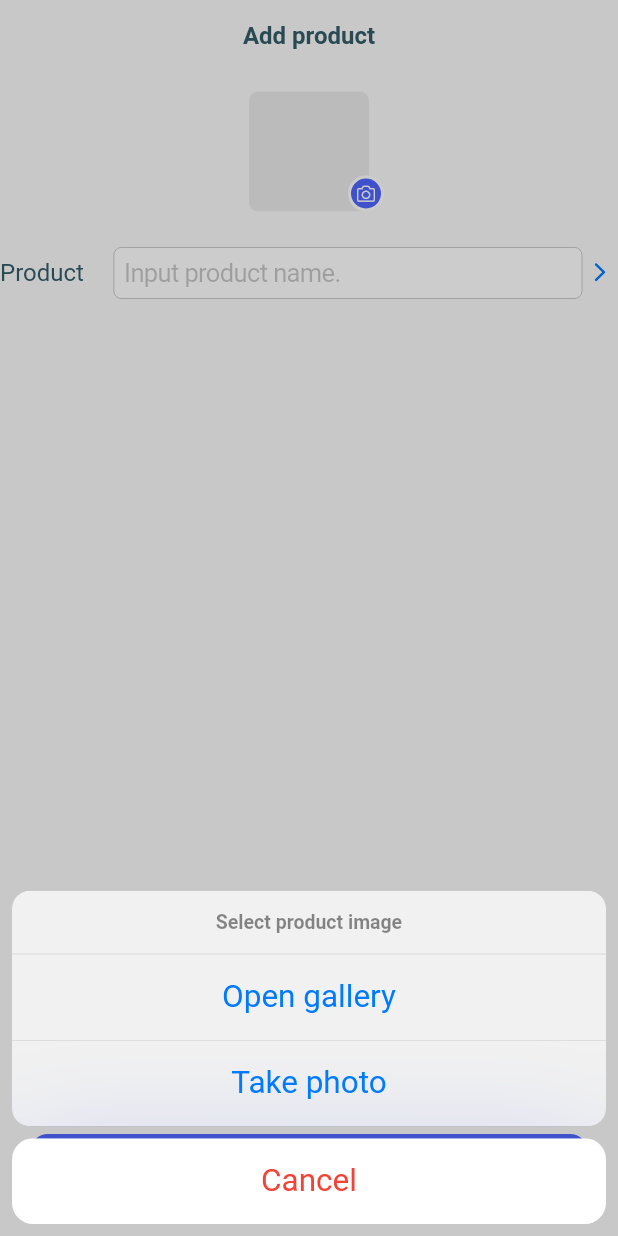
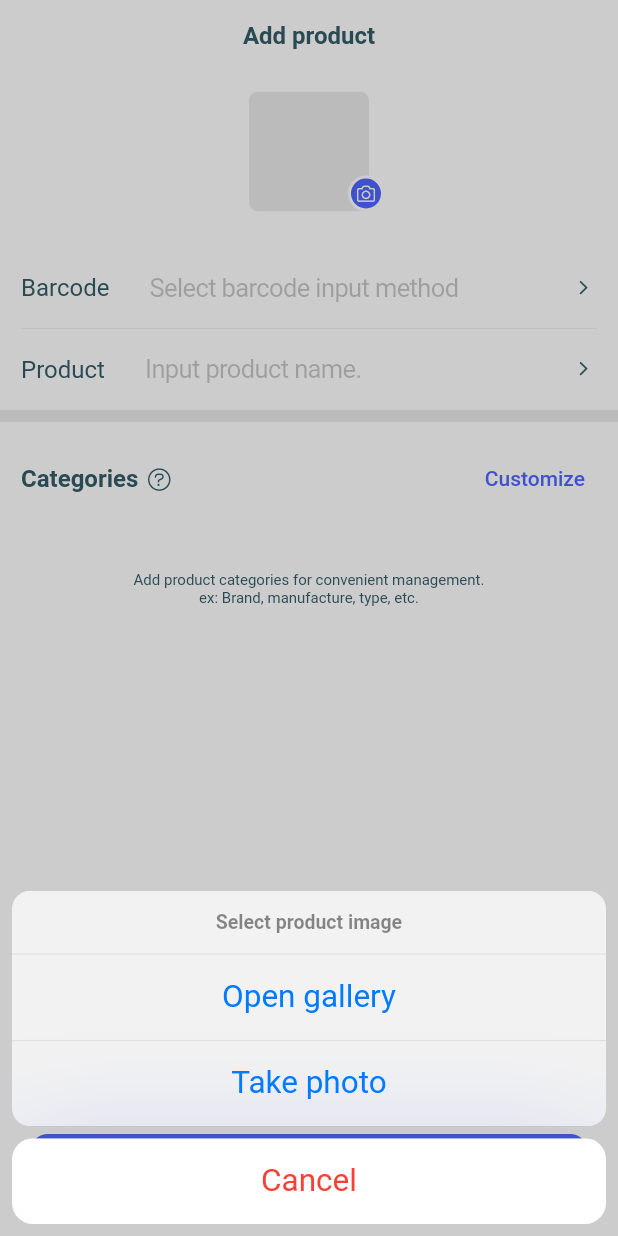
Before and after one commit to daviresio/inventory_manager_app, a Flutter app: the AddProductPage screen opened directly, after a tap on an icon or button, on a phone screen of 412 x 824 dp. Run offline on Flutter 3.47's test engine with Material 2 defaults, Android fonts, the phone set to English and light mode, and no system bars; drawn by our look-alikes of cached_network_image; our stand-ins replace firebase_core, firebase_crashlytics, graphql_flutter, image_picker, modal_bottom_sheet, shimmer and 1 more; accounts and stored records are empty; network calls fail.

Commit message:
improve add product page logic

```diff
--- /dev/null
+++ b/lib/components/input_row.dart
@@ -0,0 +1,50 @@
+import 'package:flutter/cupertino.dart';
+import 'package:flutter/material.dart';
+import 'package:inventory_manager/core/inventory_colors.dart';
+import 'package:inventory_manager/core/inventory_icons.dart';
+import 'package:inventory_manager/core/inventory_spacing.dart';
+import 'package:inventory_manager/core/inventory_extensions.dart';
+
+class InputRow extends StatelessWidget {
+  final String label;
+  final String placeholder;
+  final void Function()? onTap;
+
+  const InputRow({required this.label, required this.placeholder, this.onTap});
+
+  @override
+  Widget build(BuildContext context) {
+    bool isTouch = onTap != null;
+
+    return InkWell(
+      onTap: onTap,
+      child: Container(
+        padding: EdgeInsets.symmetric(
+          horizontal: InventorySpacing.small3,
+          vertical: InventorySpacing.small1,
+        ),
+        child: Row(
+          children: [
+            Text(label).mediumRegular(),
+            SizedBox(width: InventorySpacing.medium2),
+            Flexible(
+              child: CupertinoTextField(
+                readOnly: isTouch,
+                placeholder: placeholder,
+                decoration: BoxDecoration(
+                  color: InventoryColors.transparent,
+                ),
+              ),
+            ),
+            SizedBox(width: InventorySpacing.medium2),
+            Icon(
+              InventoryIcons.angle_right,
+              size: 18,
+              color: InventoryColors.darkColor,
+            ),
+          ],
+        ),
+      ),
+    );
+  }
+}
--- a/lib/components/inventory_divider.dart
+++ b/lib/components/inventory_divider.dart
@@ -2,8 +2,22 @@ import 'package:flutter/widgets.dart';
 import 'package:inventory_manager/core/inventory_colors.dart';
 
 class InventoryDivider {
-  static Widget horizontal() {
-    return Container();
+  static Widget horizontal({
+    color = InventoryColors.darkColor,
+    double width = double.maxFinite,
+    double height = 1,
+    double padding = 0,
+    EdgeInsets margin = EdgeInsets.zero,
+  }) {
+    return Container(
+      width: width,
+      height: height,
+      padding: EdgeInsets.symmetric(horizontal: padding),
+      margin: margin,
+      decoration: BoxDecoration(
+        color: color,
+      ),
+    );
   }
 
   static Widget vertical({
--- a/lib/core/inventory_colors.dart
+++ b/lib/core/inventory_colors.dart
@@ -1,4 +1,4 @@
-import 'package:flutter/widgets.dart';
+import 'package:flutter/material.dart';
 
 class InventoryColors {
   static const primaryColor = Color(0xFF4F67FF);
@@ -10,4 +10,5 @@ class InventoryColors {
   static const white = Color(0xFFFFFFFF);
   static const black = Color(0xFF000000);
   static const lightGrey = Color(0XFFeaeaea);
+  static const transparent = Colors.transparent;
 }
--- a/lib/core/inventory_extensions.dart
+++ b/lib/core/inventory_extensions.dart
@@ -37,6 +37,17 @@ extension InventoryTextExtension on Text {
     );
   }
 
+  Text small({Color color = defaultTextColor}) {
+    return Text(
+      this.data!,
+      style: TextStyle(
+        fontWeight: FontWeight.normal,
+        fontSize: 10,
+        color: color,
+      ),
+    );
+  }
+
   Text smallBold({Color color = defaultTextColor}) {
     return Text(
       this.data!,
--- a/lib/main.dart
+++ b/lib/main.dart
@@ -13,7 +13,21 @@ void main() async {
   runApp(MyApp());
 }
 
-class MyApp extends StatelessWidget {
+class MyApp extends StatefulWidget {
+  @override
+  _MyAppState createState() => _MyAppState();
+}
+
+class _MyAppState extends State<MyApp> {
+  @override
+  void initState() {
+    super.initState();
+  }
+
+  @override
+  void dispose() {
+    super.dispose();
+  }
 
   @override
   Widget build(BuildContext context) {
--- a/lib/screens/add_product_page.dart
+++ b/lib/screens/add_product_page.dart
@@ -1,5 +1,7 @@
 import 'package:flutter/cupertino.dart';
 import 'package:flutter/material.dart';
+import 'package:inventory_manager/components/input_row.dart';
+import 'package:inventory_manager/components/inventory_divider.dart';
 import 'package:inventory_manager/components/inventory_network_image.dart';
 import 'package:inventory_manager/core/inventory_colors.dart';
 import 'package:inventory_manager/core/inventory_icons.dart';
@@ -91,8 +93,8 @@ class AddProductPage extends StatelessWidget {
     }
 
     return Scaffold(
-      body: Container(
-        child: CustomScrollView(
+      backgroundColor: InventoryColors.white,
+      body: CustomScrollView(
         physics: ClampingScrollPhysics(),
         slivers: [
           SliverToBoxAdapter(
@@ -115,25 +117,74 @@ class AddProductPage extends StatelessWidget {
             ),
           ),
           SliverToBoxAdapter(
-              child: Container(
-                child: Row(
-                  children: [
-                    Container(
-                      margin: EdgeInsets.only(right: InventorySpacing.medium2),
-                      child: Text('Product').mediumRegular(),
+            child: InputRow(
+              label: 'Barcode',
+              placeholder: 'Select barcode input method',
+              onTap: () {},
             ),
-                    Flexible(
-                      child: CupertinoTextField(
+          ),
+          SliverToBoxAdapter(
+            child: InventoryDivider.horizontal(
+              margin: EdgeInsets.symmetric(horizontal: InventorySpacing.small3),
+              height: 0.2,
+              color: InventoryColors.darkColor.withOpacity(0.3),
+            ),
+          ),
+          SliverToBoxAdapter(
+            child: InputRow(
+              label: 'Product',
               placeholder: 'Input product name.',
             ),
           ),
-                    Icon(InventoryIcons.angle_right),
+          SliverToBoxAdapter(
+            child: Container(
+              height: 8,
+              color: InventoryColors.lightGrey,
+            ),
+          ),
+          SliverToBoxAdapter(
+            child: Container(
+              padding: InventorySpacing.small3.spacingAll(),
+              child: Row(
+                mainAxisAlignment: MainAxisAlignment.spaceBetween,
+                crossAxisAlignment: CrossAxisAlignment.center,
+                children: [
+                  Row(
+                    children: [
+                      Text('Categories').mediumBold(),
+                      SizedBox(width: InventorySpacing.tiny3),
+                      Icon(
+                        InventoryIcons.circle_question,
+                        size: 16,
+                        color: InventoryColors.darkColor,
+                      ),
+                    ],
+                  ),
+                  TextButton(
+                    child: Text(
+                      'Customize',
+                      style: TextStyle(color: InventoryColors.primaryColor),
+                    ),
+                    onPressed: () {},
+                  ),
+                ],
+              ),
+            ),
+          ),
+          SliverToBoxAdapter(
+            child: Container(
+              padding: InventorySpacing.medium3.spacingAll(),
+              child: Column(
+                mainAxisSize: MainAxisSize.min,
+                children: [
+                  Text('Add product categories for convenient management.')
+                      .small(),
+                  Text('ex: Brand, manufacture, type, etc.').small(),
                 ],
               ),
             ),
           )
         ],
-        ),
       ),
       floatingActionButton: Container(
         width: MediaQuery.of(context).size.width,
--- a/pubspec.yaml
+++ b/pubspec.yaml
@@ -29,8 +29,9 @@ dependencies:
   image_picker: ^0.7.3
   riverpod: ^0.13.1
   firebase_core: ^1.0.1
-  firebase_auth: ^1.0.1
+  # firebase_auth: ^1.0.1
   firebase_crashlytics: ^1.0.0
+  flutter_riverpod: ^0.13.1+1
   flutter:
     sdk: flutter
 
```
Also changed, not shown: pubspec.lock, 6 other files. Lines whose indentation alone changed are shown as unchanged.
